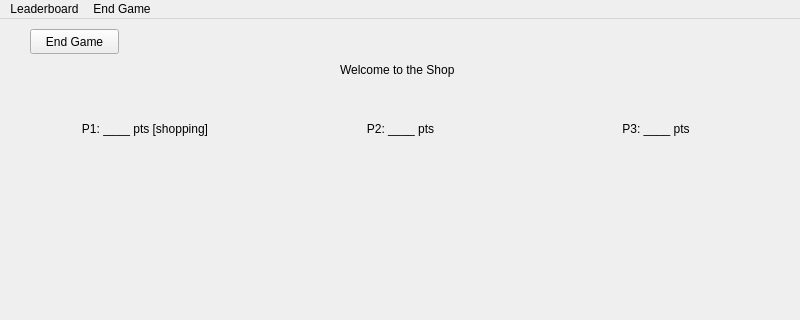
This is Connect4/mainboard.ui in ramirez-gabriela27/Connect-Four as Qt 5 draws it before an edit; both pictures show x 0 to 800 and y 0 to 320 of the 800 by 594 pixel window. The edited form follows.
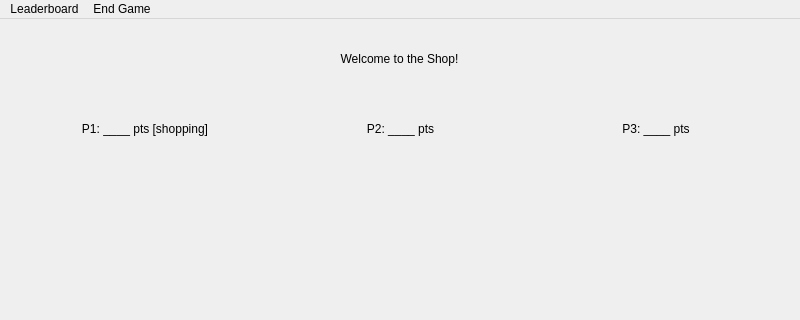
This is the edited form. Icons and pictures are not drawn.

Commit message: added signal, slot, gotta fix connect in mainboard.cpp line 349

The edit to the form file:
```diff
--- a/Connect4/mainboard.ui
+++ b/Connect4/mainboard.ui
@@ -293,19 +293,6 @@
      <zorder>board_shopButton</zorder>
     </widget>
     <widget class="QWidget" name="store">
-     <widget class="QLabel" name="store_label">
-      <property name="geometry">
-       <rect>
-        <x>320</x>
-        <y>30</y>
-        <width>151</width>
-        <height>41</height>
-       </rect>
-      </property>
-      <property name="text">
-       <string>Welcome to the Shop</string>
-      </property>
-     </widget>
      <widget class="QPushButton" name="store_nextRoundButton">
       <property name="geometry">
        <rect>
@@ -319,19 +306,6 @@
        <string>NEXT ROUND</string>
       </property>
      </widget>
-     <widget class="QPushButton" name="store_endGameButton">
-      <property name="geometry">
-       <rect>
-        <x>10</x>
-        <y>10</y>
-        <width>89</width>
-        <height>25</height>
-       </rect>
-      </property>
-      <property name="text">
-       <string>End Game</string>
-      </property>
-     </widget>
      <widget class="QWidget" name="horizontalLayoutWidget">
       <property name="geometry">
        <rect>
@@ -417,6 +391,25 @@
        </item>
       </layout>
      </widget>
+     <widget class="QWidget" name="horizontalLayoutWidget_2">
+      <property name="geometry">
+       <rect>
+        <x>-1</x>
+        <y>10</y>
+        <width>761</width>
+        <height>61</height>
+       </rect>
+      </property>
+      <layout class="QHBoxLayout" name="horizontalLayout_2">
+       <item>
+        <widget class="QLabel" name="store_label">
+         <property name="text">
+          <string>&lt;html&gt;&lt;head/&gt;&lt;body&gt;&lt;p align=&quot;center&quot;&gt;Welcome to the Shop!&lt;/p&gt;&lt;/body&gt;&lt;/html&gt;</string>
+         </property>
+        </widget>
+       </item>
+      </layout>
+     </widget>
     </widget>
    </widget>
   </widget>
```
Left out of the diff: 2 changed lines with no effect on the pictures. The commit also changes 22 other files.
